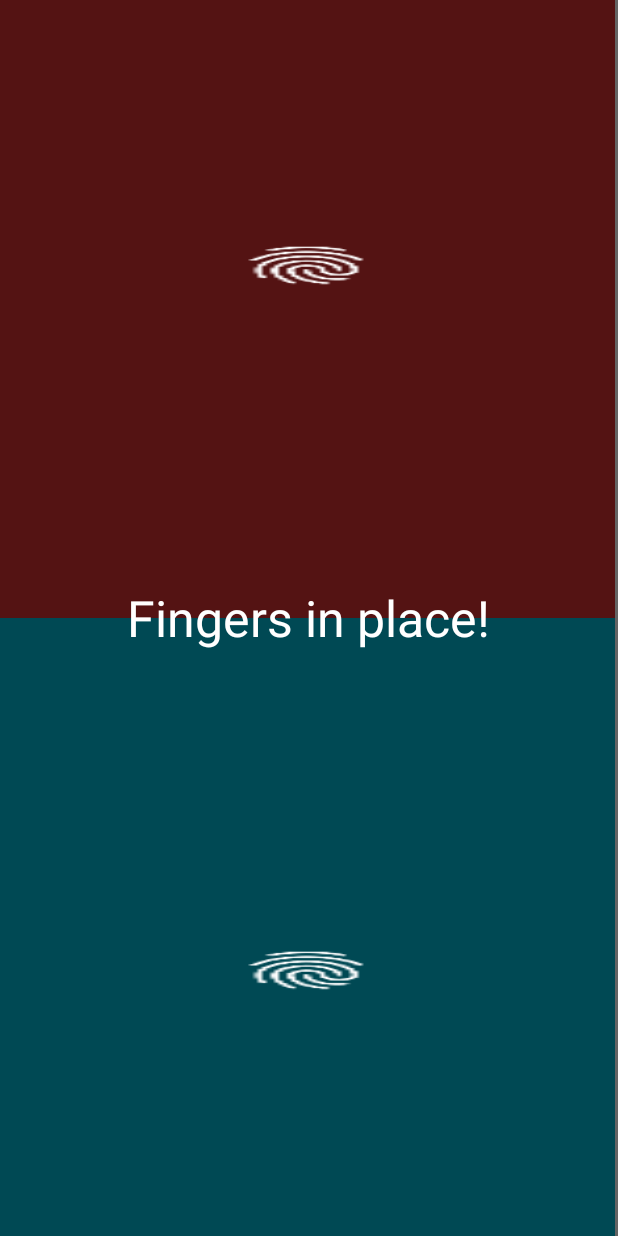
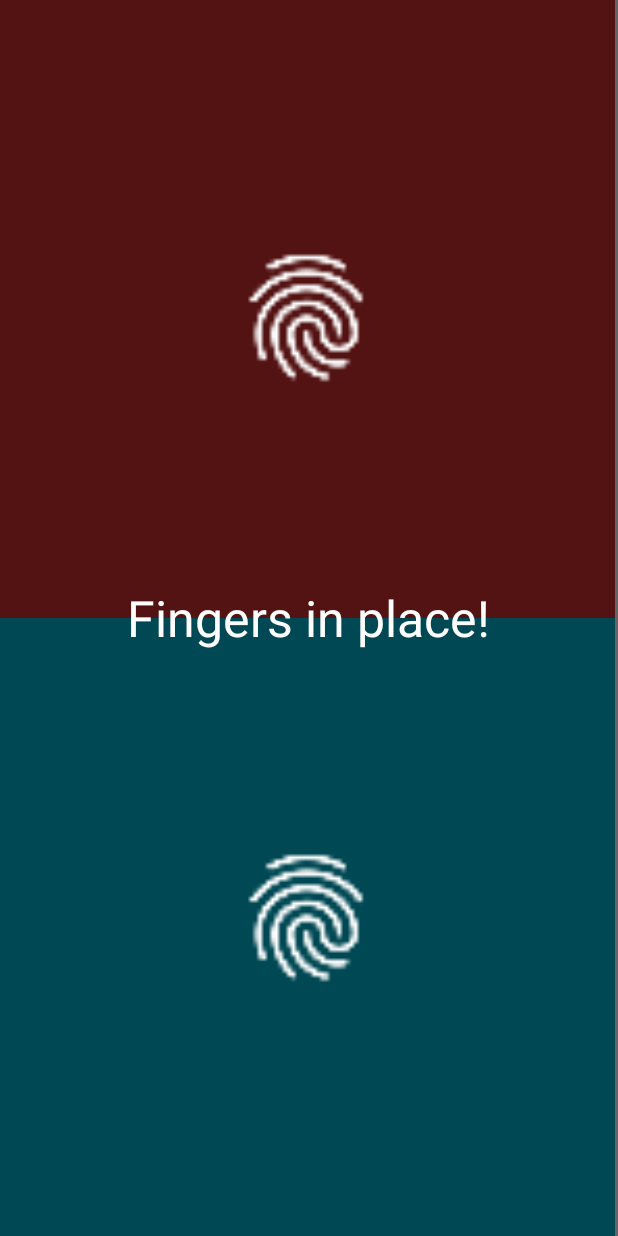
Before and after one commit to tussp/clickout, an Android app: the AdvancedGameActivity screen opened directly, with no data from a screen before it, on a phone screen of 412 x 824 dp. Run offline under Robolectric (Android 15) with nearby library versions, the phone set to English and light mode, and no system bars.

Commit message:
coloredits

```diff
--- a/ClickOut/app/src/main/java/com/clickout/clickout/AdvancedGameActivity.java
+++ b/ClickOut/app/src/main/java/com/clickout/clickout/AdvancedGameActivity.java
@@ -56,7 +56,7 @@ public class AdvancedGameActivity extends AppCompatActivity {
     private void initBoxViews() {
         int previousBoxViewId = -1;
         for (int i = 0; i < this.boxViewsCount; i += 1) {
-            BoxView boxView = this.createBoxView(this.getColor(R.color.player_one_color));
+            BoxView boxView = this.createBoxView(this.getColor(R.color.playerOneColor));
             RelativeLayout.LayoutParams params = (RelativeLayout.LayoutParams) boxView.getLayoutParams();
             if (i > 0) {
                 params.addRule(RelativeLayout.RIGHT_OF, previousBoxViewId);
@@ -76,7 +76,7 @@ public class AdvancedGameActivity extends AppCompatActivity {
         }
 
         for (int i = 0; i < this.boxViewsCount; i += 1) {
-            BoxView boxView = this.createBoxView(this.getColor(R.color.player_two_color));
+            BoxView boxView = this.createBoxView(this.getColor(R.color.playerTwoColor));
             RelativeLayout.LayoutParams params = (RelativeLayout.LayoutParams) boxView.getLayoutParams();
             params.addRule(RelativeLayout.ALIGN_PARENT_BOTTOM);
             if (i > 0) {
--- a/ClickOut/app/src/main/java/com/clickout/clickout/GameActivity.java
+++ b/ClickOut/app/src/main/java/com/clickout/clickout/GameActivity.java
@@ -62,12 +62,12 @@ public class GameActivity extends AppCompatActivity {
         this.boxTop = (BoxView) this.findViewById(R.id.box_top);
         this.boxTopHeight = screenHeight / 2;
 
-        boxTop.setColor(getColor(R.color.player_one_color));
+        boxTop.setColor(getColor(R.color.playerOneColor));
 
         this.boxBottom = (BoxView) this.findViewById(R.id.box_bottom);
         this.boxBottomHeight = screenHeight / 2;
 
-        boxBottom.setColor(getColor(R.color.player_two_color));
+        boxBottom.setColor(getColor(R.color.playerTwoColor));
 
 
         boxTop.setOnClickListener(new View.OnClickListener() {
--- a/ClickOut/app/src/main/res/drawable/round_button.xml
+++ b/ClickOut/app/src/main/res/drawable/round_button.xml
@@ -2,12 +2,12 @@
 <selector xmlns:android="http://schemas.android.com/apk/res/android">
     <item android:state_pressed="false">
         <shape android:shape="oval">
-            <solid android:color="@color/menu_button"/>
+            <solid android:color="@color/menuButton"/>
         </shape>
     </item>
     <item android:state_pressed="true">
         <shape android:shape="oval">
-            <solid android:color="@color/menu_button_click"/>
+            <solid android:color="@color/menuButtonClick"/>
         </shape>
     </item>
 </selector>
--- a/ClickOut/app/src/main/res/drawable/splash.xml
+++ b/ClickOut/app/src/main/res/drawable/splash.xml
@@ -3,7 +3,7 @@
 
 
     <item
-        android:drawable="@color/splash_screen_background"/>
+        android:drawable="@color/splashScreenBackground"/>
 
     <item>
         <bitmap
--- a/ClickOut/app/src/main/res/layout/activity_main.xml
+++ b/ClickOut/app/src/main/res/layout/activity_main.xml
@@ -2,7 +2,7 @@
 <RelativeLayout android:id="@+id/RelativeLayout01"
     android:layout_width="fill_parent"
     android:layout_height="fill_parent"
-    android:background="@color/menu_background"
+    android:background="@color/menuBackground"
     xmlns:android="http://schemas.android.com/apk/res/android">
 
     <TextView
@@ -10,7 +10,7 @@
         android:id="@+id/game_title"
         android:layout_marginTop="50dp"
         android:textSize="60dp"
-        android:textColor="@color/menu_title"
+        android:textColor="@color/menuTitle"
         android:textAlignment="center"
         android:layout_width="match_parent"
         android:layout_height="wrap_content" />
--- a/ClickOut/app/src/main/res/layout/fingercheck_dialog_layout.xml
+++ b/ClickOut/app/src/main/res/layout/fingercheck_dialog_layout.xml
@@ -7,7 +7,7 @@
         android:id="@+id/btn_top_finger"
         android:layout_centerHorizontal="true"
         android:layout_width="100dp"
-        android:layout_height="30dp"
+        android:layout_height="100dp"
         android:background="@mipmap/ic_fingerprint_white_24dp"
         android:clickable="true"
         android:layout_marginTop="50dp" />
@@ -36,7 +36,7 @@
         android:layout_width="100dp"
         android:layout_centerHorizontal="true"
         android:layout_alignParentBottom="true"
-        android:layout_height="30dp"
+        android:layout_height="100dp"
         android:clickable="true"
         android:layout_marginBottom="50dp"
         android:background="@mipmap/ic_fingerprint_white_24dp"/>
--- a/ClickOut/app/src/main/res/values/colors.xml
+++ b/ClickOut/app/src/main/res/values/colors.xml
@@ -3,17 +3,12 @@
     <color name="colorPrimary">#3F51B5</color>
     <color name="colorPrimaryDark">#303F9F</color>
     <color name="colorAccent">#FF4081</color>
-    <color name="splash_screen_background">#000</color>
-    <color name="menu_title">#FFFFFF</color>
-    <color name="menu_background">#000000</color>
-    <color name="menu_button">#D32F2F</color>
-    <color name="menu_button_click">#B71C1C</color>
-    <color name="player_one_color">#D32F2F</color>
-    <color name="player_two_color">#00B8D4</color>
-
-
-
-
-
+    <color name="splashScreenBackground">#000</color>
+    <color name="menuTitle">#FFFFFF</color>
+    <color name="menuBackground">#000000</color>
+    <color name="menuButton">#D32F2F</color>
+    <color name="menuButtonClick">#B71C1C</color>
+    <color name="playerOneColor">#D32F2F</color>
+    <color name="playerTwoColor">#00B8D4</color>
 
 </resources>
```
Also changed, not shown: ClickOut/app/build.gradle (line endings or trailing spaces), 1 other file.
